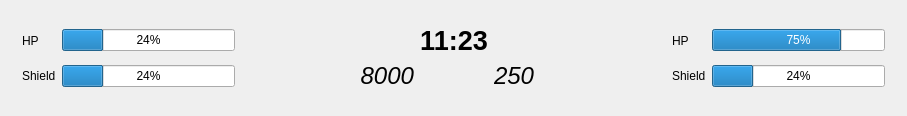
The window that Starfighter4K/res/ui/HUDWidget.ui (sebva/Starfighter4K) describes before a commit, drawn with Qt 5.
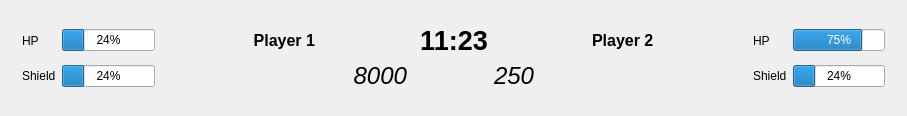
The same window after the commit. Icons and pictures are not drawn.

Commit message: Display players' names in HUD

```diff
--- a/Starfighter4K/res/ui/HUDWidget.ui
+++ b/Starfighter4K/res/ui/HUDWidget.ui
@@ -24,9 +24,9 @@
   </property>
   <widget class="QWidget" name="dockWidgetContents">
    <layout class="QGridLayout" name="gridLayout_2">
-    <item row="0" column="0">
+    <item row="1" column="0">
      <layout class="QGridLayout" name="gridLayout">
-      <item row="0" column="4">
+      <item row="0" column="6">
        <widget class="QLabel" name="timer">
         <property name="font">
          <font>
@@ -61,7 +61,7 @@
         </property>
        </widget>
       </item>
-      <item row="0" column="7">
+      <item row="0" column="11">
        <widget class="QProgressBar" name="p2_hp">
         <property name="value">
          <number>75</number>
@@ -82,7 +82,7 @@
         </property>
        </widget>
       </item>
-      <item row="1" column="7">
+      <item row="1" column="11">
        <widget class="QProgressBar" name="p2_shield">
         <property name="value">
          <number>24</number>
@@ -96,14 +96,14 @@
         </property>
        </widget>
       </item>
-      <item row="0" column="6">
+      <item row="0" column="10">
        <widget class="QLabel" name="p2_lblHP">
         <property name="text">
          <string>HP</string>
         </property>
        </widget>
       </item>
-      <item row="1" column="6">
+      <item row="1" column="10">
        <widget class="QLabel" name="p2_lblShield">
         <property name="text">
          <string>Shield</string>
@@ -120,33 +120,7 @@
         </property>
        </widget>
       </item>
-      <item row="0" column="3">
-       <spacer name="horizontalSpacer_2">
-        <property name="orientation">
-         <enum>Qt::Horizontal</enum>
-        </property>
-        <property name="sizeHint" stdset="0">
-         <size>
-          <width>40</width>
-          <height>20</height>
-         </size>
-        </property>
-       </spacer>
-      </item>
-      <item row="0" column="5">
-       <spacer name="horizontalSpacer_3">
-        <property name="orientation">
-         <enum>Qt::Horizontal</enum>
-        </property>
-        <property name="sizeHint" stdset="0">
-         <size>
-          <width>40</width>
-          <height>20</height>
-         </size>
-        </property>
-       </spacer>
-      </item>
-      <item row="1" column="3">
+      <item row="1" column="5">
        <widget class="QLabel" name="p1_pts">
         <property name="font">
          <font>
@@ -162,9 +136,12 @@
         <property name="alignment">
          <set>Qt::AlignRight|Qt::AlignTrailing|Qt::AlignVCenter</set>
         </property>
+        <property name="indent">
+         <number>7</number>
+        </property>
        </widget>
       </item>
-      <item row="1" column="5">
+      <item row="1" column="7">
        <widget class="QLabel" name="p2_pts">
         <property name="font">
          <font>
@@ -179,7 +156,7 @@
         </property>
        </widget>
       </item>
-      <item row="0" column="8">
+      <item row="0" column="12">
        <widget class="QLabel" name="label_10">
         <property name="text">
          <string/>
@@ -189,7 +166,7 @@
         </property>
        </widget>
       </item>
-      <item row="1" column="8">
+      <item row="1" column="12">
        <widget class="QLabel" name="label_11">
         <property name="text">
          <string/>
@@ -199,6 +176,95 @@
         </property>
        </widget>
       </item>
+      <item row="0" column="5">
+       <spacer name="horizontalSpacer">
+        <property name="orientation">
+         <enum>Qt::Horizontal</enum>
+        </property>
+        <property name="sizeHint" stdset="0">
+         <size>
+          <width>40</width>
+          <height>20</height>
+         </size>
+        </property>
+       </spacer>
+      </item>
+      <item row="0" column="8">
+       <widget class="QLabel" name="p2_name">
+        <property name="sizePolicy">
+         <sizepolicy hsizetype="Preferred" vsizetype="Preferred">
+          <horstretch>0</horstretch>
+          <verstretch>0</verstretch>
+         </sizepolicy>
+        </property>
+        <property name="font">
+         <font>
+          <pointsize>12</pointsize>
+          <weight>75</weight>
+          <bold>true</bold>
+         </font>
+        </property>
+        <property name="text">
+         <string notr="true">Player 2</string>
+        </property>
+       </widget>
+      </item>
+      <item row="0" column="7">
+       <spacer name="horizontalSpacer_2">
+        <property name="orientation">
+         <enum>Qt::Horizontal</enum>
+        </property>
+        <property name="sizeHint" stdset="0">
+         <size>
+          <width>40</width>
+          <height>20</height>
+         </size>
+        </property>
+       </spacer>
+      </item>
+      <item row="0" column="4">
+       <widget class="QLabel" name="p1_name">
+        <property name="font">
+         <font>
+          <pointsize>12</pointsize>
+          <weight>75</weight>
+          <bold>true</bold>
+         </font>
+        </property>
+        <property name="text">
+         <string notr="true">Player 1</string>
+        </property>
+        <property name="alignment">
+         <set>Qt::AlignRight|Qt::AlignTrailing|Qt::AlignVCenter</set>
+        </property>
+       </widget>
+      </item>
+      <item row="0" column="3">
+       <spacer name="horizontalSpacer_3">
+        <property name="orientation">
+         <enum>Qt::Horizontal</enum>
+        </property>
+        <property name="sizeHint" stdset="0">
+         <size>
+          <width>40</width>
+          <height>20</height>
+         </size>
+        </property>
+       </spacer>
+      </item>
+      <item row="0" column="9">
+       <spacer name="horizontalSpacer_4">
+        <property name="orientation">
+         <enum>Qt::Horizontal</enum>
+        </property>
+        <property name="sizeHint" stdset="0">
+         <size>
+          <width>40</width>
+          <height>20</height>
+         </size>
+        </property>
+       </spacer>
+      </item>
      </layout>
     </item>
    </layout>
```
The commit also changes 3 other files.
